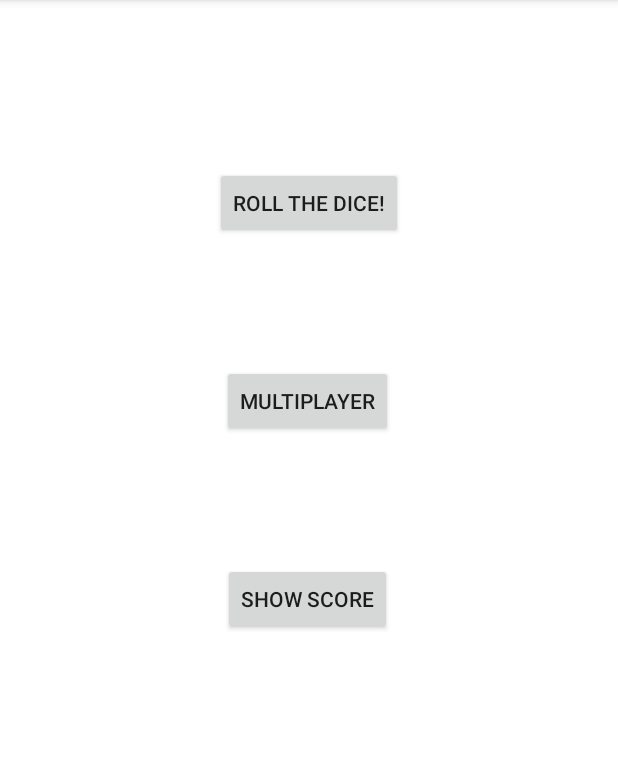
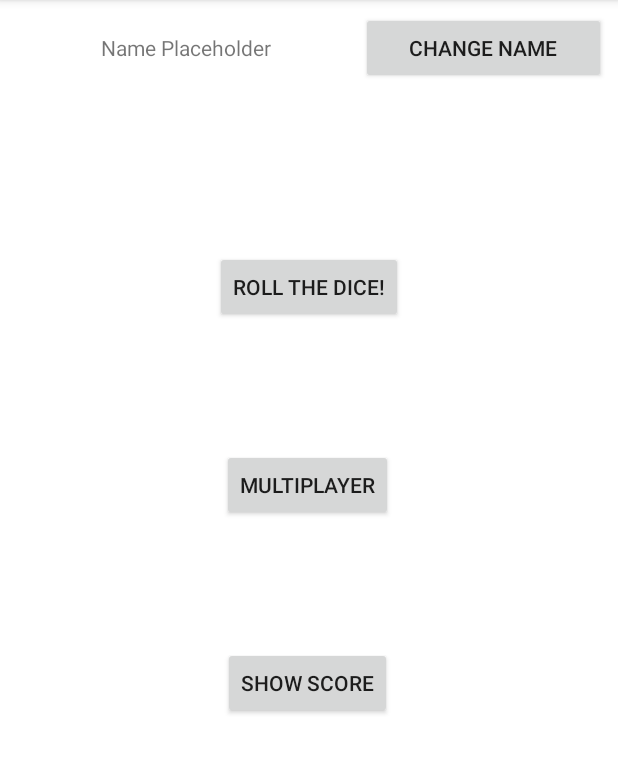
Before and after one commit to AnSrwn/Gambling, an Android app: the screen it shows after launch (MainActivity), on a phone screen of 412 x 824 dp, the part 84-858 px from its top. Run offline under Robolectric (Android 15) with nearby library versions, the phone set to English and light mode, and no system bars; our stand-ins replace Room's generated code; libraries missing offline, so code that uses them is left out: org.jetbrains.anko; 1 statement that could not run was skipped.

Commit message:
Added playername in dice layout

```diff
--- a/app/src/main/java/com/example/user/gambling/game/score/DiceScoreListViewAdapter.kt
+++ b/app/src/main/java/com/example/user/gambling/game/score/DiceScoreListViewAdapter.kt
@@ -23,9 +23,9 @@ class DiceScoreListViewAdapter(private val context: Context, private val scores:
         convertView.tag = holder*/
         val rowView = inflater.inflate(R.layout.item_dice_score, parent, false)
         val thisScore = scores!![position]
-        var tv = rowView.findViewById(R.id.playerName) as TextView
+        var tv = rowView.findViewById(R.id.playersNames) as TextView
         tv.text = thisScore.playerName
-        tv = rowView.findViewById(R.id.playersScore) as TextView
+        tv = rowView.findViewById(R.id.playersScores) as TextView
         tv.text = String.format("%d", thisScore.score)
         return rowView
     }
--- a/app/src/main/res/layout/fragment_dice_menu.xml
+++ b/app/src/main/res/layout/fragment_dice_menu.xml
@@ -6,6 +6,38 @@
     android:layout_width="match_parent"
     android:layout_height="match_parent"
     tools:context=".game.DiceMenuFragment">
+
+    <LinearLayout
+        android:id="@+id/playerInformation"
+        android:layout_width="match_parent"
+        android:layout_height="wrap_content"
+        android:layout_marginStart="8dp"
+        android:layout_marginTop="8dp"
+        android:layout_marginEnd="8dp"
+        android:orientation="horizontal"
+        app:layout_constraintEnd_toEndOf="parent"
+        app:layout_constraintStart_toStartOf="parent"
+        app:layout_constraintTop_toTopOf="parent">
+
+        <TextView
+            android:id="@+id/playerName"
+            android:layout_width="wrap_content"
+            android:layout_height="wrap_content"
+            android:layout_weight="3"
+            android:gravity="center"
+            android:text="@string/dice_menu_player_name" />
+
+        <Button
+            android:id="@+id/buttonChangePlayersName"
+            android:layout_width="wrap_content"
+            android:layout_height="wrap_content"
+            android:layout_weight="1"
+            android:text="@string/dice_menu_change_player_name" />
+
+
+    </LinearLayout>
+
+
 
     <Button
         android:id="@+id/buttonStartSingleplayerFragment"
@@ -17,7 +49,7 @@
         android:text="@string/dice_menu_roll_the_dice"
         app:layout_constraintEnd_toEndOf="parent"
         app:layout_constraintStart_toStartOf="parent"
-        app:layout_constraintTop_toTopOf="parent" />
+        app:layout_constraintTop_toBottomOf="@id/playerInformation" />
 
     <Button
         android:id="@+id/buttonStartMultiplayerFragment"
--- a/app/src/main/res/layout/item_dice_score.xml
+++ b/app/src/main/res/layout/item_dice_score.xml
@@ -13,14 +13,14 @@
         android:orientation="horizontal">
 
         <TextView
-            android:id="@+id/playerName"
+            android:id="@+id/playersNames"
             android:layout_width="189dp"
             android:layout_height="wrap_content"
             android:layout_weight="1"
             android:text="" />
 
         <TextView
-            android:id="@+id/playersScore"
+            android:id="@+id/playersScores"
             android:layout_width="15dp"
             android:layout_height="wrap_content"
             android:layout_weight="1"
--- a/app/src/main/res/values/strings.xml
+++ b/app/src/main/res/values/strings.xml
@@ -13,6 +13,8 @@
     <string name="dice_menu_roll_the_dice">Roll the dice!</string>
     <string name="dice_menu_multiplayer">Multiplayer</string>
     <string name="dice_menu_show_score">Show Score</string>
+    <string name="dice_menu_player_name">Name Placeholder</string>
+    <string name="dice_menu_change_player_name">Change Name</string>
 
     <!-- Options Menu -->
     <string name="opt_pref">Settings</string>
```
